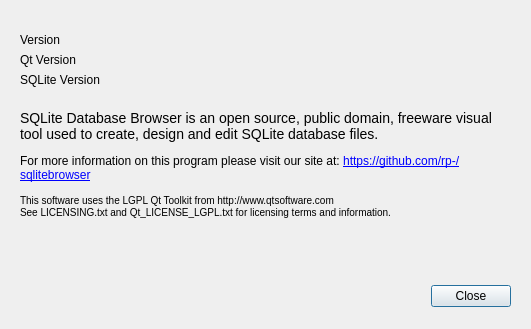
This is src/AboutDialog.ui in sqlitebrowser/sqlitebrowser as Qt 5 draws it before an edit. The edited form follows.
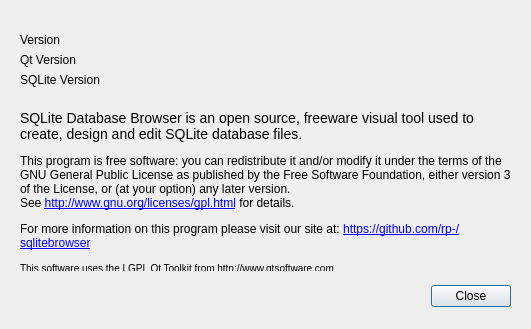
This is the edited form. Icons and pictures are not drawn.

Commit message:
AboutDialog: Change license information
Also change the licensing information in the about dialog from public
domain to GPL3.

The edit to the form file:
```diff
--- a/src/AboutDialog.ui
+++ b/src/AboutDialog.ui
@@ -75,7 +75,7 @@
     </rect>
    </property>
    <property name="text">
-    <string>&lt;html&gt;&lt;head/&gt;&lt;body&gt;&lt;p&gt;&lt;span style=&quot; font-size:large;&quot;&gt;SQLite Database Browser is an open source, public domain, freeware visual tool used to create, design and edit SQLite database files.&lt;/span&gt;&lt;/p&gt;&lt;p&gt;For more information on this program please visit our site at: &lt;a href=&quot;https://github.com/rp-/sqlitebrowser&quot;&gt;&lt;span style=&quot; text-decoration: underline; color:#0000ff;&quot;&gt;https://github.com/rp-/sqlitebrowser&lt;/span&gt;&lt;/a&gt;&lt;/p&gt;&lt;p&gt;&lt;span style=&quot; font-size:small;&quot;&gt;This software uses the LGPL Qt Toolkit from http://www.qtsoftware.com&lt;br/&gt;See LICENSING.txt and Qt_LICENSE_LGPL.txt for licensing terms and information.&lt;/span&gt;&lt;/p&gt;&lt;/body&gt;&lt;/html&gt;</string>
+    <string>&lt;html&gt;&lt;head/&gt;&lt;body&gt;&lt;p&gt;&lt;span style=&quot; font-size:large;&quot;&gt;SQLite Database Browser is an open source, freeware visual tool used to create, design and edit SQLite database files.&lt;/span&gt;&lt;/p&gt;&lt;p&gt;This program is free software: you can redistribute it and/or modify it under the terms of the GNU General Public License as published by the Free Software Foundation, either version 3 of the License, or (at your option) any later version.&lt;br /&gt;See &lt;a href=&quot;http://www.gnu.org/licenses/gpl.html&quot;&gt;http://www.gnu.org/licenses/gpl.html&lt;/a&gt; for details.&lt;/p&gt;&lt;p&gt;For more information on this program please visit our site at: &lt;a href=&quot;https://github.com/rp-/sqlitebrowser&quot;&gt;https://github.com/rp-/sqlitebrowser&lt;/a&gt;&lt;/p&gt;&lt;p&gt;&lt;span style=&quot; font-size:small;&quot;&gt;This software uses the LGPL Qt Toolkit from http://www.qtsoftware.com&lt;br/&gt;See LICENSING.txt and Qt_LICENSE_LGPL.txt for licensing terms and information.&lt;/span&gt;&lt;/p&gt;&lt;/body&gt;&lt;/html&gt;</string>
    </property>
    <property name="scaledContents">
     <bool>false</bool>
```
